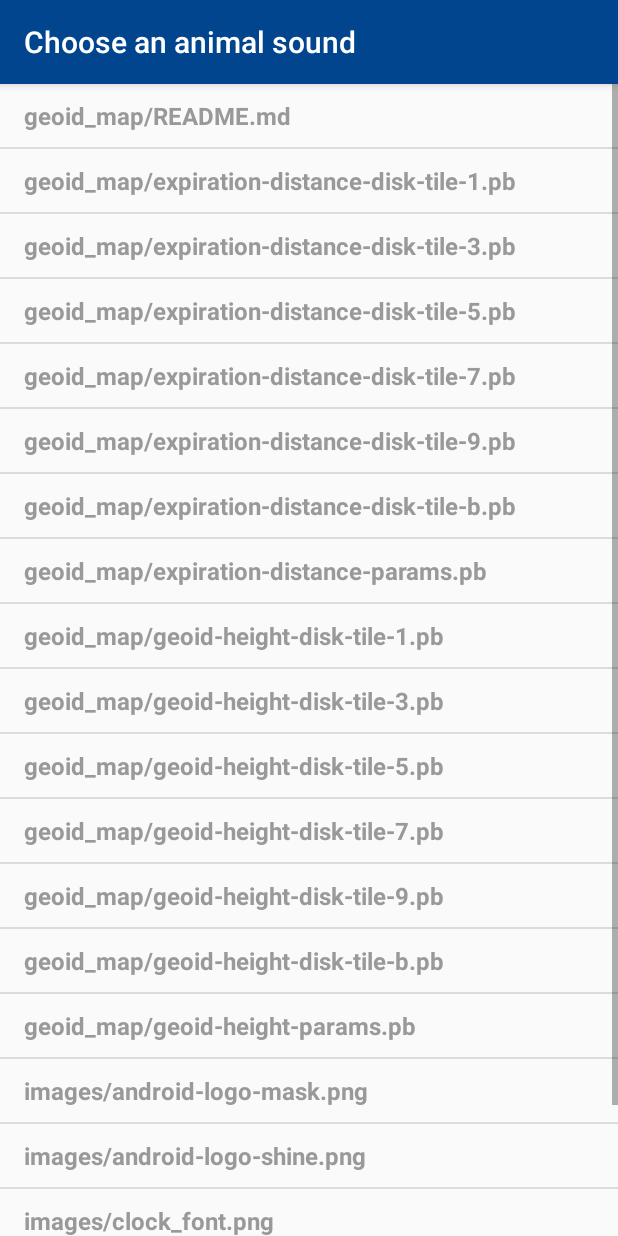
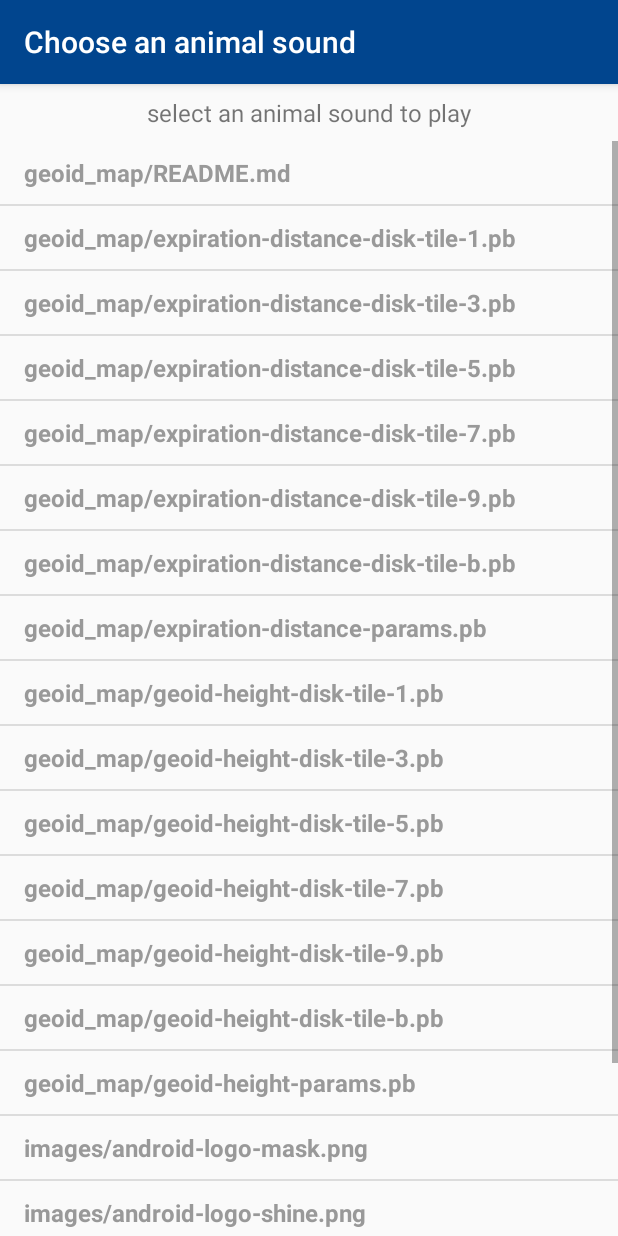
Before and after one commit to roman-smirnov/AnimalSoundPlayer, an Android app: the SoundListActivity screen opened directly, with no data from a screen before it, on a phone screen of 412 x 824 dp. Run offline under Robolectric (Android 15) with nearby library versions, the phone set to English and light mode, and no system bars.

Commit message:
added the missing text views

```diff
--- a/app/src/main/java/roman/com/animalsoundplayer/login/LoginActivity.java
+++ b/app/src/main/java/roman/com/animalsoundplayer/login/LoginActivity.java
@@ -1,13 +1,11 @@
 package roman.com.animalsoundplayer.login;
 
 import android.content.Intent;
-import android.content.res.AssetManager;
 import android.os.Bundle;
 import android.support.v7.app.AppCompatActivity;
 import android.view.View;
 import android.widget.Button;
 
-import roman.com.animalsoundplayer.filehandling.AssetLoader;
 import roman.com.animalsoundplayer.R;
 import roman.com.animalsoundplayer.soundlist.SoundListActivity;
 
@@ -17,7 +15,6 @@ import roman.com.animalsoundplayer.soundlist.SoundListActivity;
  * this is the laucher activity
  */
 public class LoginActivity extends AppCompatActivity {
-
     //the login button
     private Button mLoginButton;
     @Override
@@ -33,6 +30,7 @@ public class LoginActivity extends AppCompatActivity {
                 goToSoundListActivity();
             }
         });
+
     }
 
     /**
--- a/app/src/main/res/layout/activity_sound_list_content.xml
+++ b/app/src/main/res/layout/activity_sound_list_content.xml
@@ -10,6 +10,14 @@
     tools:showIn="@layout/activity_sound_list"
     tools:context=".soundlist.SoundListActivity">
 
+    <TextView
+        android:layout_width="wrap_content"
+        android:layout_height="wrap_content"
+        android:textSize="@dimen/tiny_text"
+        android:text="@string/list_text"
+        android:layout_gravity="center"
+        android:padding="@dimen/half_margin"
+        />
 
     <android.support.v7.widget.RecyclerView
         android:id="@+id/recycler_view"
--- a/app/src/main/res/values/strings.xml
+++ b/app/src/main/res/values/strings.xml
@@ -12,4 +12,6 @@
     <string name="activity_sound_list_title">Choose an animal sound</string>
     <string name="activity_sound_player_title">Play Animal Sound</string>
     <string name="play_button_title">Press to play sound</string>
+    <string name="login_text">login to the app with your password</string>
+    <string name="list_text">select an animal sound to play</string>
 </resources>
```
Also changed, not shown: app/src/main/res/layout/activity_login.xml (+10 -0 lines).
